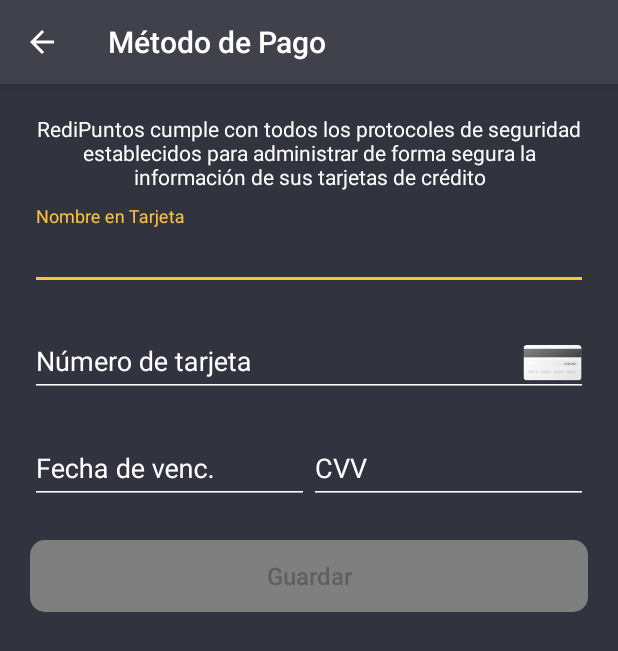
After one commit to jtoruno/RP-RX, an Android app: the AddPaymentMethodActivity screen opened directly, with no data from a screen before it, on a phone screen of 412 x 824 dp. The commit adds this screen. Shown: the top 651 px of the screen. Run offline under Robolectric (Android 15) with nearby library versions, the light colour scheme and no system bars; our stand-ins replace RxJava; libraries missing offline, so code that uses them is left out: com.trello.rxlifecycle, io.reactivex.rxkotlin, rx.subscriptions; 6 statements that could not run were skipped.

Commit message:
AddPaymentMethod completed

```diff
--- /dev/null
+++ b/Application/src/main/java/com/zimplifica/redipuntos/ui/activities/AddPaymentMethodActivity.kt
@@ -0,0 +1,174 @@
+package com.zimplifica.redipuntos.ui.activities
+
+import android.annotation.SuppressLint
+import android.support.v7.app.AppCompatActivity
+import android.os.Bundle
+import android.support.v7.app.AlertDialog
+import android.text.Editable
+import android.text.InputFilter
+import android.text.TextWatcher
+import android.view.View
+import android.widget.Toast
+import com.zimplifica.redipuntos.R
+import com.zimplifica.redipuntos.extensions.onChange
+import com.zimplifica.redipuntos.libs.qualifiers.BaseActivity
+import com.zimplifica.redipuntos.libs.qualifiers.RequiresActivityViewModel
+import com.zimplifica.redipuntos.models.CreditCardExpirationDate
+import com.zimplifica.redipuntos.models.CreditCardNumber
+import com.zimplifica.redipuntos.viewModels.AddPaymentMethodVM
+import io.reactivex.android.schedulers.AndroidSchedulers
+import kotlinx.android.synthetic.main.activity_add_payment_method.*
+
+@RequiresActivityViewModel(AddPaymentMethodVM.ViewModel::class)
+class AddPaymentMethodActivity : BaseActivity<AddPaymentMethodVM.ViewModel>() {
+
+    @SuppressLint("CheckResult")
+    override fun onCreate(savedInstanceState: Bundle?) {
+        super.onCreate(savedInstanceState)
+        setContentView(R.layout.activity_add_payment_method)
+        supportActionBar?.title = "Método de Pago"
+        supportActionBar!!.setDisplayHomeAsUpEnabled(true)
+        supportActionBar!!.setDisplayShowHomeEnabled(true)
+        progressBar10.visibility = View.GONE
+
+        add_payment_method_name.onChange { this.viewModel.inputs.cardHolderChanged(it) }
+        add_payment_method_number.onChange {
+            val text = it.replace(" ","")
+            this.viewModel.inputs.cardNumberChanged(text)
+        }
+        add_payment_method_exp_date.onChange { this.viewModel.inputs.cardExpirationChanged(it) }
+        add_payment_method_exp_date.addTextChangedListener(textWatcher)
+        add_payment_method_cvv.onChange { this.viewModel.inputs.cardSecurityCodeChanged(it) }
+        add_payment_method_btn.setOnClickListener {
+            this.viewModel.inputs.addPaymentMethodButtonPressed()
+        }
+
+        viewModel.outputs.cardNumber().observeOn(AndroidSchedulers.mainThread())
+            .subscribe {
+                when(it.issuer){
+                    CreditCardNumber.Issuer.AMEX -> {
+                        //add_payment_number.setCompoundDrawablesWithIntrinsicBounds(R.drawable.amex,0,0,0)
+                        add_payment_cvv_layout2.hint = "CID"
+                        add_payment_method_cvv.filters = arrayOf<InputFilter>(InputFilter.LengthFilter(4))
+
+                    }
+                    CreditCardNumber.Issuer.MASTERCARD -> {
+                        //add_payment_number.setCompoundDrawablesWithIntrinsicBounds(R.drawable.mastercard,0,0,0)
+                        add_payment_cvv_layout2.hint = "CVV"
+                        add_payment_method_cvv.filters = arrayOf<InputFilter>(InputFilter.LengthFilter(3))
+                    }
+                    CreditCardNumber.Issuer.VISA -> {
+                        ////add_payment_number.setCompoundDrawablesWithIntrinsicBounds(R.drawable.visa,0,0,0)
+                        add_payment_cvv_layout2.hint = "CVV"
+                        add_payment_method_cvv.filters = arrayOf<InputFilter>(InputFilter.LengthFilter(3))
+                    }
+                    CreditCardNumber.Issuer.DISCOVER -> {
+                        //add_payment_number.setCompoundDrawablesWithIntrinsicBounds(R.drawable.discover,0,0,0)
+                        add_payment_cvv_layout2.hint = "CVV"
+                        add_payment_method_cvv.filters = arrayOf<InputFilter>(InputFilter.LengthFilter(3))
+                    }
+                    CreditCardNumber.Issuer.UNKNOWN -> {
+                        //add_payment_number.setCompoundDrawablesWithIntrinsicBounds(R.drawable.creditcard,0,0,0)
+                        add_payment_cvv_layout2.hint = "CVV"
+                        add_payment_method_cvv.filters = arrayOf<InputFilter>(InputFilter.LengthFilter(3))
+                    }
+                }
+
+                when(it.status){
+                    CreditCardNumber.Status.invalid -> {
+                        textInputLayout14.error = "Ingrese un número de tarjeta válido"
+                    }
+                    CreditCardNumber.Status.valid -> {
+                        textInputLayout14.error = null
+                        //self?.expirationDataTextField.input.becomeFirstResponder()   Preguntar
+                    }
+                    CreditCardNumber.Status.unkown -> {
+                        textInputLayout14.error = null
+                    }
+                }
+            }
+
+        viewModel.outputs.cardExpirationDate().observeOn(AndroidSchedulers.mainThread())
+            .subscribe {
+                //add_payment_exp_date.setText(it.valueFormatted)
+                when(it.isValid){
+                    CreditCardExpirationDate.ExpirationDateStatus.invalid -> {
+                        input_layout_exp_date2.error = "Ingrese una fecha válida"
+                    }
+                    else -> {
+                        input_layout_exp_date2.error = null
+                    }
+                }
+            }
+
+        viewModel.outputs.isFormValid().observeOn(AndroidSchedulers.mainThread())
+            .subscribe{
+                add_payment_method_btn.isEnabled = it
+            }
+
+        viewModel.outputs.showError().observeOn(AndroidSchedulers.mainThread())
+            .subscribe {
+                showDialog("Lo sentimos", it)
+            }
+
+        viewModel.outputs.loading().observeOn(AndroidSchedulers.mainThread())
+            .subscribe {
+                if(it){
+                    add_payment_method_btn.isEnabled = false
+                    progressBar10.visibility = View.VISIBLE
+                }else{
+                    add_payment_method_btn.isEnabled = true
+                    progressBar10.visibility = View.GONE
+                }
+            }
+
+        viewModel.outputs.paymentMethodSaved().observeOn(AndroidSchedulers.mainThread())
+            .subscribe {
+                Toast.makeText(this,"Método de pago guardado correctamente",Toast.LENGTH_SHORT).show()
+                finish()
+            }
+    }
+
+    override fun onSupportNavigateUp(): Boolean {
+        onBackPressed()
+        return true
+    }
+
+    override fun onBackPressed() {
+        finish()
+    }
+
+    private val textWatcher = object : TextWatcher {
+
+        override fun afterTextChanged(s: Editable?) {
+
+        }
+
+        override fun beforeTextChanged(s: CharSequence?, start: Int, count: Int, after: Int) {
+
+        }
+
+        override fun onTextChanged(s: CharSequence?, start: Int, before: Int, count: Int) {
+
+            var working = s.toString()
+            if (working.length == 2 && before == 0) {
+                if (Integer.parseInt(working) < 1 || Integer.parseInt(working) > 12) {
+                    add_payment_method_exp_date.setText("")
+                } else {
+                    working += "/"
+                    add_payment_method_exp_date.setText(working)
+                    add_payment_method_exp_date.setSelection(working.length)
+                }
+            }
+        }
+    }
+
+    private fun showDialog(title : String, message : String){
+        val builder = AlertDialog.Builder(this)
+        builder.setTitle(title)
+        builder.setMessage(message)
+        builder.setPositiveButton("Cerrar",null)
+        val dialog = builder.create()
+        dialog.show()
+    }
+}
--- /dev/null
+++ b/Application/src/main/java/com/zimplifica/redipuntos/viewModels/AddPaymentMethodVM.kt
@@ -0,0 +1,193 @@
+package com.zimplifica.redipuntos.viewModels
+
+import android.support.annotation.NonNull
+import com.zimplifica.domain.entities.PaymentMethod
+import com.zimplifica.domain.entities.PaymentMethodInput
+import com.zimplifica.domain.entities.Result
+import com.zimplifica.redipuntos.extensions.takeWhen
+import com.zimplifica.redipuntos.libs.ActivityViewModel
+import com.zimplifica.redipuntos.libs.Environment
+import com.zimplifica.redipuntos.models.CreditCardExpirationDate
+import com.zimplifica.redipuntos.models.CreditCardNumber
+import com.zimplifica.redipuntos.models.CreditCardSegurityCode
+import io.reactivex.Observable
+import io.reactivex.functions.BiFunction
+import io.reactivex.rxkotlin.Observables
+import io.reactivex.subjects.BehaviorSubject
+import io.reactivex.subjects.PublishSubject
+
+interface AddPaymentMethodVM{
+    interface Inputs{
+        fun cardHolderChanged(cardHolder: String)
+        ///  Call when the card number changed.
+
+        fun cardNumberChanged(number: String)
+        /// Call when the expiration date changed.
+
+        fun cardExpirationChanged(date: String)
+        /// Call when the security code changed.
+
+        fun cardSecurityCodeChanged(code: String)
+
+        /// Call when the add payment method button is pressed.
+        fun addPaymentMethodButtonPressed()
+    }
+    interface Outputs {
+        fun cardHolder(): Observable<String>
+
+        // Emits a card number object when the card number changed.
+        fun cardNumber(): Observable<CreditCardNumber>
+
+        // Emits a expiration date obj when the expiration date changed.
+        fun cardExpirationDate(): Observable<CreditCardExpirationDate>
+
+        // Emits a security code object when the security code changed.
+        fun cardSecurityCode(): Observable<CreditCardSegurityCode>
+
+        // Emits a boolean when the form is completed.
+        fun isFormValid(): Observable<Boolean>
+
+        // Emits and Alert error to be displayed.
+        fun showError(): Observable<String>
+
+        // Emits a boolean when add payment method operation is being processed or not.
+        fun loading(): Observable<Boolean>
+
+        // Emits when a payment method is saved and should transition to the next view.
+        fun paymentMethodSaved(): Observable<PaymentMethod>
+    }
+    class ViewModel(@NonNull val environment: Environment) : ActivityViewModel<AddPaymentMethodVM>(environment),Inputs,Outputs{
+        val inputs : Inputs = this
+        val outputs : Outputs = this
+
+        //Inputs
+        private val cardHolderChanged = PublishSubject.create<String>()
+        private val cardNumberChanged = PublishSubject.create<String>()
+        private val cardExpirationChanged = PublishSubject.create<String>()
+        private val cardSecurityCodeChanged = PublishSubject.create<String>()
+        private val addPaymentMethodButtonPressed = PublishSubject.create<Unit>()
+
+        //Outputs
+        private val cardHolder = BehaviorSubject.create<String>()
+        private val cardNumber = BehaviorSubject.create<CreditCardNumber>()
+        private val cardExpirationDate = BehaviorSubject.create<CreditCardExpirationDate>()
+        private val cardSecurityCode = BehaviorSubject.create<CreditCardSegurityCode>()
+        //private val cardSecurityCode : Observable<CreditCardSegurityCode>
+        private val isFormValid = BehaviorSubject.create<Boolean>()
+        private val showError = BehaviorSubject.create<String>()
+        private val loading = BehaviorSubject.create<Boolean>()
+        private val paymentMethodSaved = BehaviorSubject.create<PaymentMethod>()
+
+
+        init {
+            cardHolderChanged
+                .subscribe(this.cardHolder)
+
+            cardNumberChanged
+                .map { CreditCardNumber(it) }
+                .share()
+                .subscribe(this.cardNumber)
+
+            cardExpirationChanged
+                .map { CreditCardExpirationDate(it) }
+                .share()
+                .subscribe(this.cardExpirationDate)
+
+            Observable.combineLatest<CreditCardNumber, String, Pair<CreditCardNumber, String>>(
+                cardNumber,
+                cardSecurityCodeChanged,
+                BiFunction { t1, t2 ->
+                    Pair(t1, t2)
+                }
+            ).map { CreditCardSegurityCode(it.second,it.first.issuer) }
+                .share()
+                .subscribe(this.cardSecurityCode)
+
+            /*
+            val form1 = Observable.combineLatest<String, CreditCardNumber, Pair<String, CreditCardNumber>>(
+                cardHolder, cardNumber,
+                BiFunction { t1, t2 ->
+                    Pair(t1, t2)
+                }
+            )*/
+
+            val form : Observable<Boolean> = Observables.combineLatest(cardHolder,cardNumber,
+                cardExpirationDate,cardSecurityCode) {a,b,c,d -> return@combineLatest (a.isNotEmpty()
+                    && b.status == CreditCardNumber.Status.valid
+                    && c.isValid == CreditCardExpirationDate.ExpirationDateStatus.valid
+                    && d.isValid)}
+
+            form.subscribe(this.isFormValid)
+
+            /*
+            form1
+                .map {
+                    return@map (it.first.isNotEmpty()
+                            && it.second.status == CreditCardNumber.Status.valid
+                            && cardExpirationDate.value.isValid == CreditCardExpirationDate.ExpirationDateStatus.valid
+                            && cardSecurityCode.value.isValid)
+                }
+                .subscribe(this.isFormValid)*/
+
+            val addPaymentMethodEvent = form
+                .takeWhen(addPaymentMethodButtonPressed)
+                .filter{
+                    it.second
+                }
+                .flatMap {
+                    val cardHolder = cardHolder.value
+                    val cardNumber = cardNumber.value.value
+                    val expirationDate = cardExpirationDate.value.fullDate
+                    val securityCode = cardSecurityCode.value.valueFormatted
+                    return@flatMap this.addPaymentMethod(cardHolder,cardNumber,expirationDate?:"",securityCode)
+                }.share()
+            addPaymentMethodEvent
+                .filter { !it.isFail() }
+                .map { it.successValue() }
+                .subscribe(this.paymentMethodSaved)
+
+            addPaymentMethodEvent
+                .filter { it.isFail() }
+                .map { return@map "Ocurrió un error al guardar el método de pago" }
+                .subscribe(this.showError)
+
+        }
+
+        override fun cardHolderChanged(cardHolder: String) = this.cardHolderChanged.onNext(cardHolder)
+
+        override fun cardNumberChanged(number: String) {
+            return this.cardNumberChanged.onNext(number)
+        }
+
+        override fun cardExpirationChanged(date: String) = this.cardExpirationChanged.onNext(date)
+
+        override fun cardSecurityCodeChanged(code: String) = this.cardSecurityCodeChanged.onNext(code)
+
+        override fun addPaymentMethodButtonPressed(){
+            return this.addPaymentMethodButtonPressed.onNext(Unit)
+        }
+
+        override fun cardHolder(): Observable<String> = this.cardHolder
+
+        override fun cardNumber(): Observable<CreditCardNumber> = this.cardNumber
+
+        override fun cardExpirationDate(): Observable<CreditCardExpirationDate> = this.cardExpirationDate
+
+        override fun cardSecurityCode(): Observable<CreditCardSegurityCode> = this.cardSecurityCode
+
+        override fun isFormValid(): Observable<Boolean> = this.isFormValid
+
+        override fun showError(): Observable<String> = this.showError
+
+        override fun loading(): Observable<Boolean> = this.loading
+
+        override fun paymentMethodSaved(): Observable<PaymentMethod> = this.paymentMethodSaved
+
+        private fun addPaymentMethod(holderName: String, cardNumber: String, expirationDate: String, securityCode: String): Observable<Result<PaymentMethod>>{
+            val input = PaymentMethodInput(cardNumber,holderName,expirationDate,securityCode)
+            return environment.userUseCase().addPaymentMethod(input)
+                .doOnComplete { this.loading.onNext(false) }
+                .doOnSubscribe { this.loading.onNext(true) }
+        }
+    }
+}
--- /dev/null
+++ b/Application/src/main/res/drawable/ic_add_black_24dp.xml
@@ -0,0 +1,5 @@
+<vector android:height="30dp" android:tint="#FFFFFF"
+    android:viewportHeight="24.0" android:viewportWidth="24.0"
+    android:width="30dp" xmlns:android="http://schemas.android.com/apk/res/android">
+    <path android:fillColor="#FF000000" android:pathData="M19,13h-6v6h-2v-6H5v-2h6V5h2v6h6v2z"/>
+</vector>
--- /dev/null
+++ b/Application/src/main/res/layout/activity_add_payment_method.xml
@@ -0,0 +1,128 @@
+<?xml version="1.0" encoding="utf-8"?>
+<android.support.constraint.ConstraintLayout
+        xmlns:android="http://schemas.android.com/apk/res/android"
+        xmlns:tools="http://schemas.android.com/tools"
+        xmlns:app="http://schemas.android.com/apk/res-auto"
+        android:layout_width="match_parent"
+        android:layout_height="match_parent"
+        android:background="@color/colorPrimary"
+        tools:context=".ui.activities.AddPaymentMethodActivity">
+
+    <TextView
+            android:layout_marginTop="20dp"
+            app:layout_constraintTop_toTopOf="parent" app:layout_constraintEnd_toEndOf="parent"
+            android:layout_marginEnd="20dp" app:layout_constraintStart_toStartOf="parent"
+            android:layout_marginStart="20dp" app:layout_constraintHorizontal_bias="0.0"
+            android:textAlignment="center"
+            android:textColor="@android:color/white"
+            android:text="RediPuntos cumple con todos los protocoles de seguridad establecidos para administrar de forma segura la información de sus tarjetas de crédito"
+            android:layout_width="match_parent"
+            android:layout_height="wrap_content" android:id="@+id/textView25"/>
+    <android.support.design.widget.TextInputLayout
+            android:layout_width="match_parent"
+            android:layout_height="wrap_content"
+            android:textColorHint="@android:color/white"
+            android:layout_marginTop="10dp"
+            app:layout_constraintTop_toBottomOf="@+id/textView25" app:layout_constraintStart_toStartOf="parent"
+            android:layout_marginEnd="20dp"
+            android:layout_marginStart="20dp" app:layout_constraintEnd_toEndOf="parent"
+            android:id="@+id/textInputLayout13">
+
+        <EditText
+                android:id="@+id/add_payment_method_name"
+                android:backgroundTint="@android:color/white"
+                android:textColor="@android:color/white"
+                android:textColorHint="@android:color/white"
+                android:layout_width="match_parent"
+                android:layout_height="wrap_content"
+                android:hint="Nombre en Tarjeta"/>
+    </android.support.design.widget.TextInputLayout>
+    <android.support.design.widget.TextInputLayout
+            android:textColorHint="@android:color/white"
+            android:layout_width="match_parent"
+            android:layout_height="wrap_content"
+            android:layout_marginTop="15dp"
+            app:layout_constraintTop_toBottomOf="@+id/textInputLayout13" app:layout_constraintStart_toStartOf="parent"
+            android:layout_marginStart="20dp" app:layout_constraintEnd_toEndOf="parent" android:layout_marginEnd="20dp"
+            android:id="@+id/textInputLayout14">
+
+        <com.zimplifica.redipuntos.ui.views.CardEditText
+                android:id="@+id/add_payment_method_number"
+                android:drawablePadding="5dp"
+                android:inputType="numberSigned"
+                android:layout_width="match_parent"
+                android:layout_height="wrap_content"
+                android:backgroundTint="@android:color/white"
+                android:textColor="@android:color/white"
+                android:textColorHint="@android:color/white"
+                android:hint="Número de tarjeta"/>
+    </android.support.design.widget.TextInputLayout>
+    <LinearLayout
+            android:orientation="horizontal"
+            android:layout_width="match_parent"
+            android:layout_height="wrap_content" android:layout_marginTop="15dp"
+            app:layout_constraintTop_toBottomOf="@+id/textInputLayout14" app:layout_constraintStart_toStartOf="parent"
+            android:layout_marginStart="20dp" app:layout_constraintEnd_toEndOf="parent" android:layout_marginEnd="20dp"
+            android:id="@+id/linearLayout8">
+
+        <android.support.design.widget.TextInputLayout
+                android:id="@+id/input_layout_exp_date2"
+                android:textColorHint="@android:color/white"
+                android:layout_width="0dp"
+                android:layout_weight="0.5"
+                android:layout_height="match_parent">
+
+            <android.support.design.widget.TextInputEditText
+                    android:id="@+id/add_payment_method_exp_date"
+                    android:backgroundTint="@android:color/white"
+                    android:textColor="@android:color/white"
+                    android:textColorHint="@android:color/white"
+                    android:layout_width="match_parent"
+                    android:layout_height="wrap_content"
+                    android:maxLength="5"
+                    android:inputType="numberSigned"
+                    android:hint="Fecha de venc."/>
+        </android.support.design.widget.TextInputLayout>
+
+        <android.support.design.widget.TextInputLayout
+                android:id="@+id/add_payment_cvv_layout2"
+                android:textColorHint="@android:color/white"
+                android:layout_width="0dp"
+                android:layout_weight="0.5"
+                android:hint="CVV"
+                android:inputType="numberSigned"
+                android:layout_height="match_parent">
+
+            <android.support.design.widget.TextInputEditText
+                    android:id="@+id/add_payment_method_cvv"
+                    android:backgroundTint="@android:color/white"
+                    android:textColor="@android:color/white"
+                    android:textColorHint="@android:color/white"
+                    android:layout_width="match_parent"
+                    android:layout_height="wrap_content"
+                    android:inputType="numberSigned"
+                    android:maxLength="3"
+            />
+        </android.support.design.widget.TextInputLayout>
+
+    </LinearLayout>
+    <ProgressBar
+            style="?android:attr/progressBarStyle"
+            android:layout_width="wrap_content"
+            android:layout_height="wrap_content"
+            android:id="@+id/progressBar10" android:layout_marginTop="8dp"
+            app:layout_constraintTop_toBottomOf="@+id/linearLayout8" app:layout_constraintStart_toStartOf="parent"
+            android:layout_marginStart="8dp" app:layout_constraintEnd_toEndOf="parent" android:layout_marginEnd="8dp"/>
+    <Button
+            android:text="Guardar"
+            android:textSize="16sp"
+            android:textAllCaps="false"
+            android:layout_width="match_parent"
+            android:layout_height="wrap_content"
+            android:enabled="false"
+            android:background="@drawable/btn_state"
+            android:id="@+id/add_payment_method_btn" android:layout_marginTop="24dp"
+            app:layout_constraintTop_toBottomOf="@+id/progressBar10" app:layout_constraintEnd_toEndOf="parent"
+            android:layout_marginEnd="20dp" app:layout_constraintStart_toStartOf="parent"
+            android:layout_marginStart="20dp"/>
+</android.support.constraint.ConstraintLayout>
--- a/Application/src/main/res/layout/app_bar_home.xml
+++ b/Application/src/main/res/layout/app_bar_home.xml
@@ -36,6 +36,7 @@
                                                         app:itemIconTint="@drawable/navigation_selector"
                                                         app:itemTextColor="@drawable/navigation_selector"
                                                         app:menu="@menu/nav_items"
+                                                        app:labelVisibilityMode="labeled"
                                                         android:id="@+id/home_nav_bottom"
                                                         android:background="@color/colorPrimaryLight"
                                                         android:layout_alignParentBottom="true"
--- a/Application/src/main/res/menu/toolbar_points_menu.xml
+++ b/Application/src/main/res/menu/toolbar_points_menu.xml
@@ -1,6 +1,6 @@
 <?xml version="1.0" encoding="utf-8"?>
 <menu xmlns:android="http://schemas.android.com/apk/res/android" xmlns:app="http://schemas.android.com/apk/res-auto">
     <item android:id="@+id/points_action"
-          android:title="Puntos" app:showAsAction="ifRoom"
-          android:icon="@drawable/ic_blur_on_black_24dp"/>
+          android:title="Agregar Medio de Pago" app:showAsAction="ifRoom"
+          android:icon="@drawable/ic_add_black_24dp"/>
 </menu>
```
Also changed, not shown: Application/src/main/AndroidManifest.xml (+5 -2 lines), Application/src/main/java/com/zimplifica/redipuntos/ui/activities/HomeActivity.kt (+17 -4 lines), Application/src/main/java/com/zimplifica/redipuntos/ui/fragments/PointsFragment.kt (added, +32 -0 lines), Application/src/main/res/drawable/ic_local_offer_black_24dp.xml (added, +9 -0 lines), Application/src/main/res/layout/fragment_points.xml (added, +15 -0 lines), Application/src/main/res/menu/nav_items.xml (+6 -5 lines).
